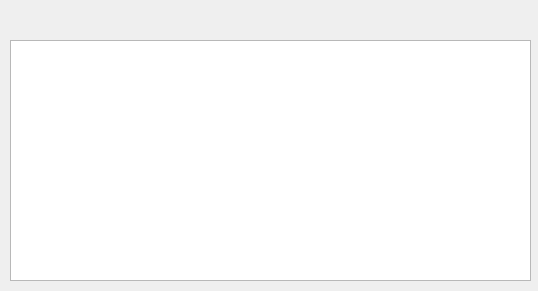
The window that main.ui (savage-lof/espresso) describes before a commit, drawn with Qt 5.
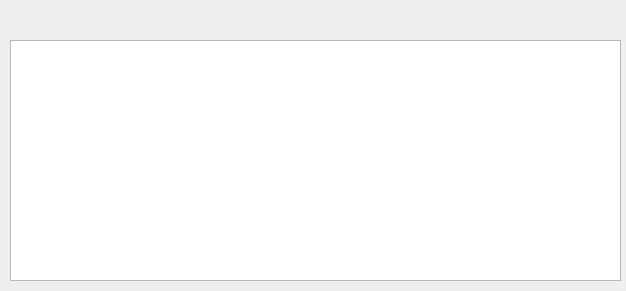
The same window after the commit.

Commit message: now definitely the final yes

The edit to the form file:
```diff
--- a/main.ui
+++ b/main.ui
@@ -6,7 +6,7 @@
    <rect>
     <x>0</x>
     <y>0</y>
-    <width>538</width>
+    <width>626</width>
     <height>291</height>
    </rect>
   </property>
@@ -18,7 +18,7 @@
     <rect>
      <x>10</x>
      <y>40</y>
-     <width>521</width>
+     <width>611</width>
      <height>241</height>
     </rect>
    </property>
```
The commit also changes 2 other files.
